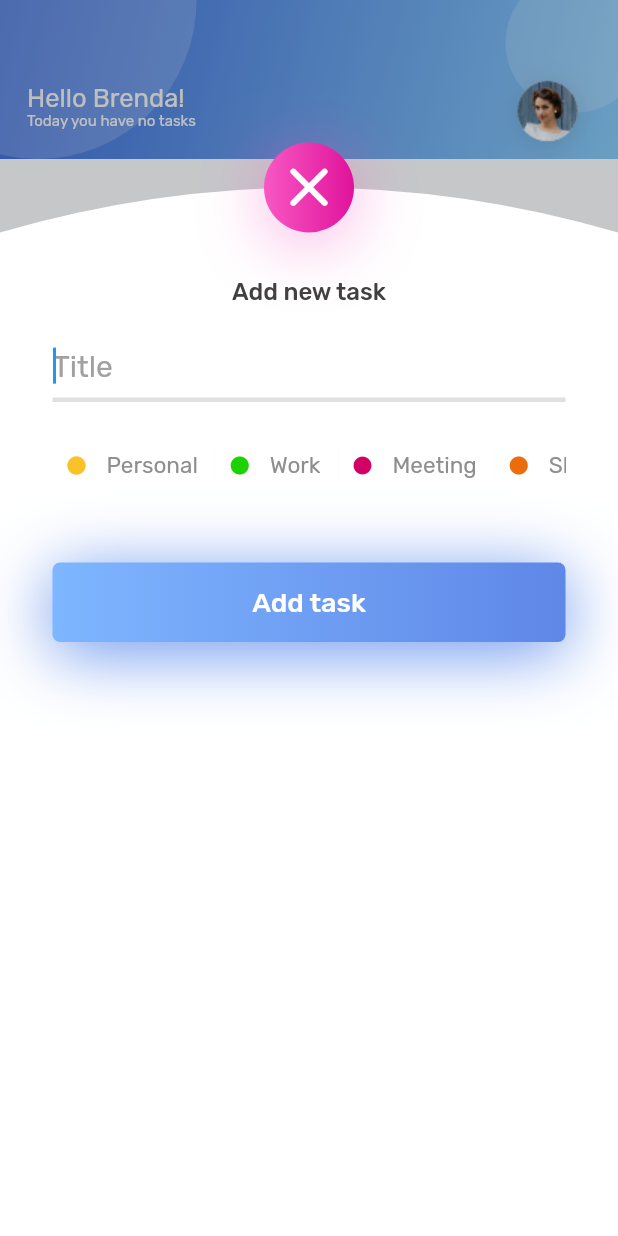
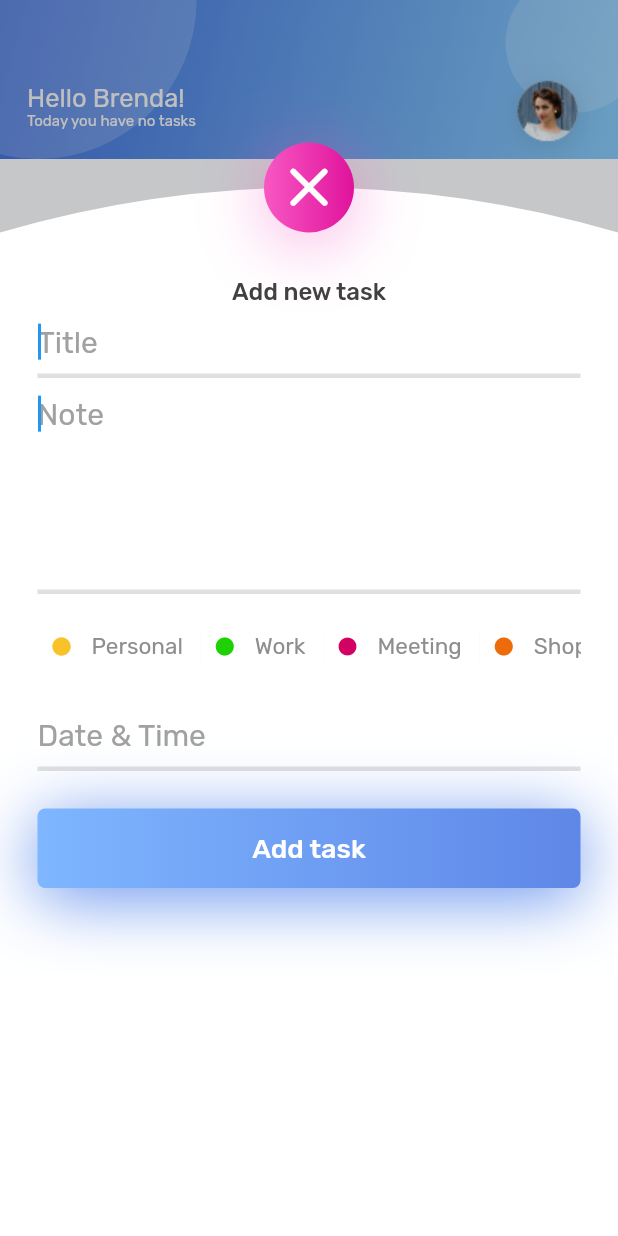
Before and after one commit to danujafernando/Todo, a Flutter app: the screen it shows after launch, after a tap on the "add" icon, on a phone screen of 412 x 824 dp. Run offline on Flutter 3.47's test engine with Material 2 defaults, Android fonts, the phone set to English and light mode, and no system bars; drawn by our look-alikes of datetime_picker_formfield; our stand-ins replace bloc, cloud_firestore, cool_alert, equatable, firebase_core, flutter_bloc and 1 more; accounts and stored records are empty.

```diff
--- a/lib/blocs/todos/todo_bloc.dart
+++ b/lib/blocs/todos/todo_bloc.dart
@@ -1,5 +1,4 @@
 import 'dart:async';
-import 'package:Todo/entities/todo_entity.dart';
 import 'package:bloc/bloc.dart';
 import 'package:equatable/equatable.dart';
 import 'package:meta/meta.dart';
@@ -12,40 +11,54 @@ part 'todo_state.dart';
 
 class TodoBloc extends Bloc<TodoEvent, TodoState> {
   final TodoRepository _todoRepository;
+  StreamSubscription _todosSubscription;
 
   TodoBloc({@required TodoRepository todoRepository})
       : assert(todoRepository != null),
-        _todoRepository = todoRepository,
-        super(null);
+        _todoRepository = todoRepository, super(null);
+
+  @override
+  TodoState get initialState => TodoLoading();
 
   @override
   Stream<TodoState> mapEventToState(TodoEvent event) async* {
     if (event is LoadTodos) {
       yield* _mapLoadTodoToState();
-    } else if (event is TodoAdded) {
+    } else if (event is TodoAdd) {
       yield* _mapAddTodoToState(event);
+    } else if (event is TodoUpdate) {
+      yield* _mapUpdateTodoToState(event);
+    } else if (event is TodoDelete) {
+      yield* _mapDeleteTodoToState(event);
+    } else if (event is TodoReceived) {
+      yield* _mapTodoUpdateToState(event);
     }
   }
 
   Stream<TodoState> _mapLoadTodoToState() async* {
-    List<TodoEntity> todoList;
-    try {
-      var todos = _todoRepository.todos();
-      //
-      // todos.listen((event) {
-      //   todoList = event;
-      // });
+    _todosSubscription?.cancel();
+    _todosSubscription = _todoRepository.todos().listen((todos) => add(TodoReceived(todos)),);
+  }
 
-      yield TodoLoadSuccess(todos);
-    } catch (_) {
-      yield TodosLoadFailure();
-    }
+  Stream<TodoState> _mapAddTodoToState(TodoAdd event) async* {
+    _todoRepository.addNewTodo(event.todo);
+  }
+
+  Stream<TodoState> _mapUpdateTodoToState(TodoUpdate event) async* {
+    _todoRepository.updateTodo(event.todo);
+  }
+
+  Stream<TodoState> _mapDeleteTodoToState(TodoDelete event) async* {
+    _todoRepository.deleteTodo(event.todo);
+  }
+
+  Stream<TodoState> _mapTodoUpdateToState(TodoReceived event) async* {
+    yield TodoLoaded(event.todo);
   }
 
   @override
-  TodoState get initialState => TodoLoadInProgress();
-
-  Stream<TodoState> _mapAddTodoToState(TodoAdded event) async* {
-    _todoRepository.addNewTodo(event.todo);
+  Future<void> close() {
+    _todosSubscription?.cancel();
+    return super.close();
   }
 }
--- a/lib/blocs/todos/todo_event.dart
+++ b/lib/blocs/todos/todo_event.dart
@@ -1,23 +1,22 @@
 part of 'todo_bloc.dart';
 
 @immutable
-abstract class TodoEvent {
+abstract class TodoEvent extends Equatable{
 
   const TodoEvent();
 
   @override
   List<Object> get props => [];
-
 }
 
 class LoadTodos extends TodoEvent {}
 
 class LoadedTodos extends TodoEvent{}
 
-class TodoAdded extends TodoEvent{
+class TodoAdd extends TodoEvent{
   final TodoModel todo;
 
-  const TodoAdded(this.todo);
+  const TodoAdd(this.todo);
 
   @override
   List<Object> get props => [todo];
@@ -26,14 +25,36 @@ class TodoAdded extends TodoEvent{
   String toString() => 'TodoAdded { todo: $todo }';
 }
 
-class TodoUpdated extends TodoEvent{
+class TodoUpdate extends TodoEvent {
   final TodoModel todo;
 
-  const TodoUpdated(this.todo);
+  const TodoUpdate(this.todo);
 
   @override
   List<Object> get props => [todo];
 
   @override
-  String toString() => 'TodoUpdated { todo: $todo }';
+  String toString() => 'UpdateTodo { updatedTodo: $todo }';
 }
+
+
+class TodoDelete extends TodoEvent {
+  final TodoModel todo;
+
+  const TodoDelete(this.todo);
+
+  @override
+  List<Object> get props => [todo];
+
+  @override
+  String toString() => 'DeleteTodo { todo: $todo }';
+}
+
+class TodoReceived extends TodoEvent{
+  final List<TodoModel> todo;
+
+  const TodoReceived(this.todo);
+
+  @override
+  List<Object> get props => [todo];
+}
--- a/lib/blocs/todos/todo_state.dart
+++ b/lib/blocs/todos/todo_state.dart
@@ -8,20 +8,20 @@ abstract class TodoState extends Equatable {
   List<Object> get props => [];
 }
 
-class TodoLoadInProgress extends TodoState {}
+class TodoLoading extends TodoState {}
 
-class TodoLoadSuccess extends TodoState {
-  final Stream<List<TodoEntity>> todos;
+class TodoLoaded extends TodoState {
+  final List<TodoModel> todos;
 
-  TodoLoadSuccess(this.todos);
+  TodoLoaded([this.todos = const []]);
 
   @override
   List<Object> get props => [todos];
 
   @override
-  String toString() => 'TodoLoadSuccess { todos: $todos }';
+  String toString() => 'TodoLoaded { todos: $todos }';
 }
 
 class TodoInitial extends TodoState {}
 
-class TodosLoadFailure extends TodoState {}
+class TodoNotLoaded extends TodoState {}
--- a/lib/dummy_data.dart
+++ b/lib/dummy_data.dart
@@ -53,84 +53,84 @@ List<TodoModel> TodoList = [
   TodoModel(
     id: 'td1',
     title: 'Go jogging with Christin',
-    category_id: 'c1',
+    categoryId: 'c1',
     datetime: new DateTime(2021, 2, 2, 7),
     notify: false,
   ),
   TodoModel(
     id: 'td2',
     title: 'Send project file',
-    category_id: 'c2',
+    categoryId: 'c2',
     datetime: new DateTime(2021, 2, 2, 7),
     notify: true,
   ),
   TodoModel(
     id: 'td3',
     title: 'Meeting with client',
-    category_id: 'c3',
+    categoryId: 'c3',
     datetime: new DateTime(2021, 2, 2, 8),
     notify: false,
   ),
   TodoModel(
     id: 'td4',
     title: 'Email client',
-    category_id: 'c4',
+    categoryId: 'c4',
     datetime: new DateTime(2021, 2, 2, 9),
     notify: false,
   ),
   TodoModel(
     id: 'td5',
     title: 'Morning yoga',
-    category_id: 'c5',
+    categoryId: 'c5',
     datetime: new DateTime(2021, 2, 2, 10),
     notify: false,
   ),
   TodoModel(
     id: 'td6',
     title: 'Email client',
-    category_id: 'c6',
+    categoryId: 'c6',
     datetime: new DateTime(2021, 2, 2, 11),
     notify: false,
   ),
   TodoModel(
     id: 'td7',
     title: 'Email client',
-    category_id: 'c4',
+    categoryId: 'c4',
     datetime: new DateTime(2021, 2, 3, 12),
     notify: false,
   ),
   TodoModel(
     id: 'td8',
     title: 'Morning yoga',
-    category_id: 'c5',
+    categoryId: 'c5',
     datetime: new DateTime(2021, 2, 3, 13),
     notify: false,
   ),
   TodoModel(
     id: 'td9',
     title: 'Email client',
-    category_id: 'c6',
+    categoryId: 'c6',
     datetime: new DateTime(2021, 2, 3, 14),
     notify: false,
   ),
   TodoModel(
     id: 'td10',
     title: 'Go jogging with Christin',
-    category_id: 'c1',
+    categoryId: 'c1',
     datetime: new DateTime(2021, 2, 3, 15),
     notify: false,
   ),
   TodoModel(
     id: 'td11',
     title: 'Send project file',
-    category_id: 'c2',
+    categoryId: 'c2',
     datetime: new DateTime(2021, 2, 3, 16),
     notify: true,
   ),
   TodoModel(
     id: 'td12',
     title: 'Meeting with client',
-    category_id: 'c3',
+    categoryId: 'c3',
     datetime: new DateTime(2021, 2, 3, 18),
     notify: false,
   ),
--- a/lib/main.dart
+++ b/lib/main.dart
@@ -1,27 +1,18 @@
 import 'package:flutter/material.dart';
 import 'package:flutter/animation.dart';
+import 'package:bloc/bloc.dart';
+import 'package:flutter_bloc/flutter_bloc.dart';
 import 'package:firebase_core/firebase_core.dart';
-import 'package:flutter_bloc/flutter_bloc.dart';
 
 import './screens/splash_screen.dart';
 import './screens/home_screen.dart';
 import 'blocs/todos/todo_bloc.dart';
 import 'reposotories/todo_repository.dart';
 
-
 void main() async {
   WidgetsFlutterBinding.ensureInitialized();
   await Firebase.initializeApp();
-  runApp(
-    BlocProvider(
-      create: (context) {
-        return TodoBloc(
-              todoRepository: TodoRepository(),
-          )..add(LoadTodos());
-      },
-      child:  MyTodoApp()
-    ),
-   );
+  runApp(MyTodoApp());
 }
 
 class MyTodoApp extends StatefulWidget {
@@ -53,11 +44,18 @@ class _MyTodoApp extends State<MyTodoApp> with SingleTickerProviderStateMixin {
         primarySwatch: Colors.blue,
         visualDensity: VisualDensity.adaptivePlatformDensity,
       ),
-      home: AnimatedBuilder(
-        animation: animationController,
-        builder: (BuildContext context, Widget child) {
-          return HomeScreen();
+      home: BlocProvider(
+        create: (context) {
+          return TodoBloc(
+            todoRepository: TodoRepository(),
+          )..add(LoadTodos());
         },
+        child: AnimatedBuilder(
+          animation: animationController,
+          builder: (BuildContext context, Widget child) {
+            return HomeScreen();
+          },
+        ),
       ),
     );
   }
--- a/lib/models/todo_model.dart
+++ b/lib/models/todo_model.dart
@@ -1,13 +1,14 @@
 import 'package:flutter/foundation.dart';
 import 'package:equatable/equatable.dart';
 import 'package:cloud_firestore/cloud_firestore.dart';
+import 'package:meta/meta.dart';
 
 import '../entities/todo_entity.dart';
 
 class TodoModel extends Equatable {
   final String id;
   final String title;
-  final String category_id;
+  final String categoryId;
   final DateTime datetime;
   String note;
   bool notify;
@@ -15,7 +16,7 @@ class TodoModel extends Equatable {
   TodoModel({
     @required this.id,
     @required this.title,
-    @required this.category_id,
+    @required this.categoryId,
     @required this.datetime,
     this.note,
     this.notify = false,
@@ -30,17 +31,27 @@ class TodoModel extends Equatable {
       'title': title,
       'note': note,
       'datetime': datetime,
-      'category_id': category_id,
+      'categoryId': categoryId,
       'notify': notify
     };
   }
 
+  TodoModel copyWith({bool notify, String id, String note, String task, String categoryId}) {
+    return TodoModel(
+      id: id ?? this.id,
+      title: title ?? this.title,
+      note: note ?? this.note ?? this.note,
+      datetime: datetime ?? this.datetime,
+      categoryId: categoryId ?? this.categoryId,
+      notify: notify ?? this.notify
+    );
+  }
   TodoEntity toEntity() {
     return TodoEntity(
       id: id,
       title: title,
       note: note,
-      category_id: category_id,
+      categoryId: categoryId,
       datetime: datetime,
       notify: notify
     );
@@ -51,7 +62,7 @@ class TodoModel extends Equatable {
       id: todo.id,
       title: todo.title,
       note: todo.note ?? null,
-      category_id: todo.category_id,
+      categoryId: todo.categoryId,
       datetime: todo.datetime,
       notify: todo.notify ?? false,
     );
@@ -62,7 +73,7 @@ class TodoModel extends Equatable {
       id: snap.id,
       title: snap.get('title'),
       note: snap.get('note'),
-      category_id: snap.get('category_id'),
+      categoryId: snap.get('categoryId'),
       datetime: snap.get('datetime').toDate(),
       notify: snap.get('notify'),
     );
--- a/lib/reposotories/todo_repository.dart
+++ b/lib/reposotories/todo_repository.dart
@@ -1,5 +1,6 @@
 import 'dart:async';
 import 'package:cloud_firestore/cloud_firestore.dart';
+import 'package:intl/intl.dart';
 
 import '../models/todo_model.dart';
 import '../entities/todo_entity.dart';
@@ -18,9 +19,13 @@ class TodoRepository implements BasedTodoRepository {
   }
 
   @override
-  Stream<List<TodoEntity>> todos() {
-    return todoCollection.snapshots().map((snapshot) {
-      return snapshot.docs.map((doc) => TodoEntity.fromSnapshot(doc)).toList();
+  Stream<List<TodoModel>> todos() {
+    var now = new DateTime.now();
+    var parseDate = now.add(new Duration(days: 2));
+    var today = new DateTime(now.year, now.month, now.day);
+    var tomorrow = new DateTime(parseDate.year, parseDate.month, parseDate.day);
+    return todoCollection.where("datetime", isGreaterThanOrEqualTo: today).where("datetime", isLessThanOrEqualTo: tomorrow).orderBy('datetime').snapshots().map((snapshot){
+      return snapshot.docs.map((doc) => TodoModel.fromEntity(TodoEntity.fromSnapshot(doc))).toList();
     });
   }
 
@@ -31,11 +36,12 @@ class TodoRepository implements BasedTodoRepository {
 }
 
 abstract class BasedTodoRepository {
+
   Future<void> addNewTodo(TodoModel todo);
 
   Future<void> deleteTodo(TodoModel todo);
 
-  Stream<List<TodoEntity>> todos();
+  Stream<List<TodoModel>> todos();
 
   Future<void> updateTodo(TodoModel todo);
 }
--- a/lib/screens/todo_screen.dart
+++ b/lib/screens/todo_screen.dart
@@ -1,11 +1,14 @@
-import 'package:Todo/blocs/todos/todo_bloc.dart';
-import 'package:Todo/entities/todo_entity.dart';
 import 'package:flutter/material.dart';
 import 'package:flutter_bloc/flutter_bloc.dart';
 import 'package:intl/intl.dart';
 
+import '../blocs/todos/todo_bloc.dart';
+
 import '../widgets/todo_widget.dart';
 import '../widgets/empty_widget.dart';
+
+import '../models/todo_model.dart';
+
 import '../dummy_data.dart';
 
 class TodoScreen extends StatefulWidget {
@@ -14,46 +17,8 @@ class TodoScreen extends StatefulWidget {
 }
 
 class _TodoScreenState extends State<TodoScreen> {
-  List todayTodoItems;
-  List tomorrowTodoItems;
-  List<TodoEntity> todos;
-
   initState() {
     super.initState();
-    var now = new DateTime.now();
-    var formatDate = new DateFormat("yyyy-MM-dd").format(now);
-    todayTodoItems = List.from(
-      TodoList.where((items) =>
-          (formatDate == DateFormat("yyyy-MM-dd").format(items.datetime))),
-    );
-    var tomorrow = now.add(new Duration(days: 1));
-    var tomorrowFormatDate = new DateFormat("yyyy-MM-dd").format(tomorrow);
-    tomorrowTodoItems = List.from(
-      TodoList.where((items) => (tomorrowFormatDate ==
-          DateFormat("yyyy-MM-dd").format(items.datetime))),
-    );
-  }
-
-  void onRemoveTodoItem(int index, int group) {
-    setState(() {
-      if (group == 1) {
-        todayTodoItems.removeAt(index);
-      }
-      if (group == 2) {
-        tomorrowTodoItems.removeAt(index);
-      }
-    });
-  }
-
-  void onNotifyTodoItem(int index, int group) {
-    setState(() {
-      if (group == 1) {
-        todayTodoItems[index].notify = !todayTodoItems[index].notify;
-      }
-      if (group == 2) {
-        tomorrowTodoItems[index].notify = !tomorrowTodoItems[index].notify;
-      }
-    });
   }
 
   @override
@@ -64,46 +29,44 @@ class _TodoScreenState extends State<TodoScreen> {
   }
 
   Widget addBloc() {
-    return BlocListener<TodoBloc, TodoState>(
-      listener: (BuildContext context, TodoState state) {
-        if (state is TodoLoadSuccess) {
-          //print(state.todos);
-
-          setState(() {
-            state.todos.first.then((value) => todos = value);
-          });
+    return BlocConsumer<TodoBloc, TodoState>(
+      listener: (context, state) {
+        print(state);
+      },
+      builder: (BuildContext context, state) {
+        if (state is TodoLoading) {
+          return Center(
+            child: CircularProgressIndicator(),
+          );
+        }
+        if (state is TodoNotLoaded) {
+          return Center(
+            child: Text('failed to fetch posts'),
+          );
+        }
+        if (state is TodoLoaded) {
+          final todos = state.todos;
+          if (todos.isEmpty) {
+            return EmptyWidget();
+          } else {
+            var now = new DateTime.now();
+            var parseDate = now.add(new Duration(days: 1));
+            var tomorrow =
+                new DateTime(parseDate.year, parseDate.month, parseDate.day);
+            final todayTodos = todos
+                .where((todo) => todo.datetime.isBefore(tomorrow))
+                .toList();
+            final tomorrowTodos =
+                todos.where((todo) => todo.datetime.isAfter(tomorrow)).toList();
+            return TodoWidget(
+              todayTodoItems: todayTodos,
+              tomorrowTodoItems: tomorrowTodos,
+            );
+          }
+        } else {
+          return Container();
         }
       },
-      child: BlocBuilder<TodoBloc, TodoState>(
-        builder: (BuildContext context, TodoState state) {
-          // if (state is TodoLoadInProgress) {
-          //   return Center(
-          //     child: CircularProgressIndicator(),
-          //   );
-          // }
-          // if (state is TodosLoadFailure) {
-          //   return Center(
-          //     child: Text('failed to fetch posts'),
-          //   );
-          // }
-          // else {
-          //   print(state);
-          //   return Center(child: Text("Hello"));
-          // }
-
-          if (todos == null || todos.isEmpty) {
-            return EmptyWidget();
-          } else {
-            print(todos);
-            return TodoWidget(
-              todayTodoItems: todos,
-              tomorrowTodoItems: tomorrowTodoItems,
-              removeTodoItem: onRemoveTodoItem,
-              notifyTodoItem: onNotifyTodoItem,
-            );
-          }
-        },
-      ),
     );
   }
 }
--- a/lib/widgets/todo_add_widget.dart
+++ b/lib/widgets/todo_add_widget.dart
@@ -1,8 +1,11 @@
 import 'package:Todo/blocs/blocs.dart';
 import 'package:Todo/models/todo_model.dart';
+import 'package:cool_alert/cool_alert.dart';
 import 'package:flutter/material.dart';
 import 'package:flutter/rendering.dart';
 import 'package:flutter_bloc/flutter_bloc.dart';
+import 'package:intl/intl.dart';
+import 'package:datetime_picker_formfield/datetime_picker_formfield.dart';
 
 import '../models/category_model.dart';
 
@@ -16,10 +19,13 @@ class TodoAddWidget extends StatefulWidget {
 
 class _TodoAddWidget extends State<TodoAddWidget> {
   TextEditingController _titleEditingController = TextEditingController();
+  TextEditingController _noteEditingController = TextEditingController();
+  final format = DateFormat("yyyy-MM-dd HH:mm");
+  DateTime selectedDate;
   List<CategoryModel> categories = List.from(CategoryList);
   FocusNode _focusNode = FocusNode();
   int _selectedIndex;
-  String category_id;
+  String categoryId;
 
   @override
   void initState() {
@@ -40,18 +46,41 @@ class _TodoAddWidget extends State<TodoAddWidget> {
   }
 
   void onSave() {
+    try {
       var title = _titleEditingController.text;
+      var note = _noteEditingController.text;
+      if (title == null || title == '' || categoryId == null || selectedDate == null) {
+        var errorMessage = "";
+        if(title == null || title == ''){
+          errorMessage += "Title is missing \n";
+        }
+        if(categoryId == null){
+          errorMessage += "Category is missing \n";
+        }
+        if(selectedDate == null){
+          errorMessage += "Date & time is missing";
+        }
+        CoolAlert.show(
+          context: context,
+          type: CoolAlertType.error,
+          text: errorMessage,
+        );
+      } else {
         TodoModel todo = TodoModel(
           id: 't2',
           title: title,
-      note: null,
-      category_id: category_id,
-      datetime: new DateTime(2021, 2, 8, 17),
+          note: note,
+          categoryId: categoryId,
+          datetime: selectedDate,
           notify: false,
         );
-
         final todoBloc = BlocProvider.of<TodoBloc>(context);
-    todoBloc.add(TodoAdded(todo));
+        todoBloc.add(TodoAdd(todo));
+        Navigator.pop(context);
+      }
+    } catch (error) {
+      print(error);
+    }
   }
 
   @override
@@ -71,11 +100,12 @@ class _TodoAddWidget extends State<TodoAddWidget> {
               clipper: ClipPainter(),
               child: Container(
                 color: Colors.white,
-                child: Stack(
-                  alignment: Alignment.topCenter,
+                child: Column(
                   children: [
-                    Positioned(
+                    Container(
+                      margin: EdgeInsets.only(
                         top: 60,
+                      ),
                       child: Text(
                         'Add new task',
                         style: TextStyle(
@@ -86,22 +116,11 @@ class _TodoAddWidget extends State<TodoAddWidget> {
                         ),
                       ),
                     ),
-                    Positioned(
-                      top: 95,
-                      left: 10,
-                      right: 10,
-                      child: titleEditorInput(size),
-                    ),
-                    Positioned(
-                      top: 150,
-                      left: 10,
-                      right: 10,
-                      child: categoryList(),
-                    ),
-                    Positioned(
-                      top: 250,
-                      left: 10,
-                      right: 10,
+                    titleEditorInput(size),
+                    noteEditorInput(size),
+                    categoryList(),
+                    dateTimeInput(size),
+                    Container(
                       child: FlatButton(
                         onPressed: () => {onSave()},
                         padding: const EdgeInsets.all(0.0),
@@ -109,10 +128,7 @@ class _TodoAddWidget extends State<TodoAddWidget> {
                           alignment: Alignment.center,
                           width: size.width - 20,
                           height: 53,
-                          margin: EdgeInsets.only(
-                            left: 25,
-                            right: 25,
-                          ),
+                          margin: EdgeInsets.only(left: 25, right: 25, top: 25),
                           decoration: BoxDecoration(
                             borderRadius: BorderRadius.circular(5),
                             gradient: LinearGradient(
@@ -192,7 +208,7 @@ class _TodoAddWidget extends State<TodoAddWidget> {
               setState(() {
                 if (selected) {
                   _selectedIndex = index;
-                  category_id = categories[index].id;
+                  categoryId = categories[index].id;
                 }
               });
             },
@@ -223,6 +239,114 @@ class _TodoAddWidget extends State<TodoAddWidget> {
         ),
         decoration: InputDecoration(
           hintText: "Title",
+          hintStyle: TextStyle(
+            fontSize: 20,
+            color: Color.fromRGBO(161, 161, 161, 1),
+            fontFamily: 'Rubik',
+            fontWeight: FontWeight.w300,
+          ),
+          enabledBorder: UnderlineInputBorder(
+            borderSide: BorderSide(
+              width: 3,
+              color: Color.fromRGBO(224, 224, 224, 1),
+              style: BorderStyle.solid,
+            ),
+          ),
+          focusedBorder: UnderlineInputBorder(
+            borderSide: BorderSide(
+              width: 3,
+              color: Color.fromRGBO(224, 224, 224, 1),
+              style: BorderStyle.solid,
+            ),
+          ),
+        ),
+      ),
+    );
+  }
+
+  Widget noteEditorInput(size) {
+    return Container(
+      width: size.width - 20,
+      margin: EdgeInsets.only(
+        left: 25,
+        right: 25,
+      ),
+      child: TextFormField(
+        autofocus: true,
+        obscureText: false,
+        keyboardType: TextInputType.multiline,
+        controller: _noteEditingController,
+        focusNode: _focusNode,
+        maxLength: null,
+        maxLines: 5,
+        style: TextStyle(
+          fontSize: 20,
+          color: Color.fromRGBO(161, 161, 161, 1),
+          fontFamily: 'Rubik',
+          fontWeight: FontWeight.w300,
+        ),
+        decoration: InputDecoration(
+          hintText: "Note",
+          hintStyle: TextStyle(
+            fontSize: 20,
+            color: Color.fromRGBO(161, 161, 161, 1),
+            fontFamily: 'Rubik',
+            fontWeight: FontWeight.w300,
+          ),
+          enabledBorder: UnderlineInputBorder(
+            borderSide: BorderSide(
+              width: 3,
+              color: Color.fromRGBO(224, 224, 224, 1),
+              style: BorderStyle.solid,
+            ),
+          ),
+          focusedBorder: UnderlineInputBorder(
+            borderSide: BorderSide(
+              width: 3,
+              color: Color.fromRGBO(224, 224, 224, 1),
+              style: BorderStyle.solid,
+            ),
+          ),
+        ),
+      ),
+    );
+  }
+
+  Widget dateTimeInput(size) {
+    return Container(
+      width: size.width - 20,
+      margin: EdgeInsets.only(
+        left: 25,
+        right: 25,
+      ),
+      child: DateTimeField(
+        format: format,
+        initialValue: selectedDate,
+        onShowPicker: (context, currentValue) async {
+          final date = await showDatePicker(
+              context: context,
+              firstDate: DateTime.now(),
+              initialDate: currentValue ?? DateTime.now(),
+              lastDate: DateTime(2100));
+          if (date != null) {
+            final time = await showTimePicker(
+              context: context,
+              initialTime:
+                  TimeOfDay.fromDateTime(currentValue ?? DateTime.now()),
+            );
+            setState(() {
+              selectedDate = DateTimeField.combine(date, time);
+            });
+            return DateTimeField.combine(date, time);
+          } else {
+            setState(() {
+              selectedDate = currentValue;
+            });
+            return currentValue;
+          }
+        },
+        decoration: InputDecoration(
+          hintText: "Date & Time",
           hintStyle: TextStyle(
             fontSize: 20,
             color: Color.fromRGBO(161, 161, 161, 1),
--- a/lib/widgets/todo_item_widget.dart
+++ b/lib/widgets/todo_item_widget.dart
@@ -1,4 +1,3 @@
-import 'package:Todo/entities/todo_entity.dart';
 import 'package:flutter/material.dart';
 import 'package:font_awesome_flutter/font_awesome_flutter.dart';
 import 'package:intl/intl.dart';
@@ -9,7 +8,7 @@ import '../models/todo_model.dart';
 import '../colors.dart';
 
 class TodoItemWidget extends StatelessWidget {
-  TodoEntity todo;
+  TodoModel todo;
   final VoidCallback onRemove;
   final VoidCallback onNotify;
 
@@ -89,7 +88,7 @@ class TodoItemWidget extends StatelessWidget {
           border: Border(
             left: BorderSide(
               color:
-                  CategoryList.firstWhere((item) => item.id == todo.category_id)
+                  CategoryList.firstWhere((item) => item.id == todo.categoryId)
                       .darkColor,
               width: 5,
             ),
--- a/pubspec.yaml
+++ b/pubspec.yaml
@@ -35,6 +35,9 @@ dependencies:
   equatable: ^1.2.5
   firebase_core: ^0.7.0
   cloud_firestore: ^0.16.0
+  rxdart: ^0.25.0
+  datetime_picker_formfield: ^1.0.0
+  cool_alert: ^1.0.3
 
 dev_dependencies:
   flutter_test:
```
Also changed, not shown: lib/entities/todo_entity.dart (+5 -16 lines), lib/screens/splash_screen.dart (+9 -1 lines), lib/widgets/todo_widget.dart (+46 -22 lines), pubspec.lock. Lines whose indentation alone changed are shown as unchanged.
